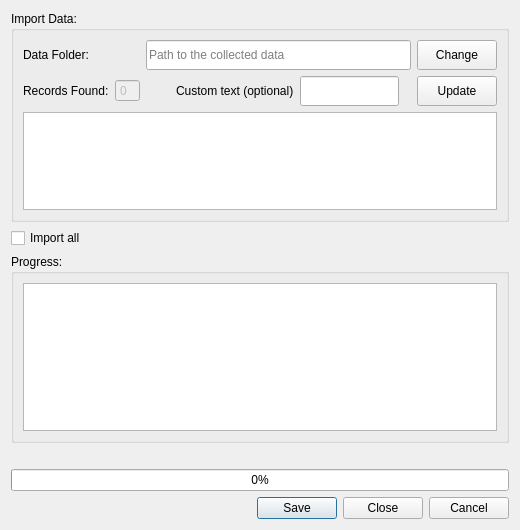
This is stdm/ui/ui_geoodk_import.ui in gltn/stdm as Qt 5 draws it before an edit. The edited form follows.
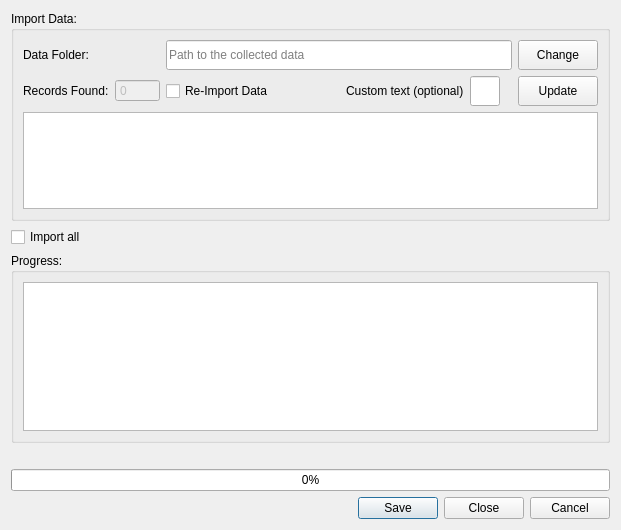
This is the edited form.

Commit message:
Mobile Module: Validate tenure share value when importing data
This patch validates that the value captured in the tenure share
field is within the valid constraint values set in the table
`social tenure relationship`.
The patch also refactors the logging messages/format to be
consistent with the standard format of a log file

What changed in the file:
```diff
--- a/stdm/ui/ui_geoodk_import.ui
+++ b/stdm/ui/ui_geoodk_import.ui
@@ -145,6 +145,22 @@
           <property name="buttonSymbols">
            <enum>QAbstractSpinBox::NoButtons</enum>
           </property>
+          <property name="maximum">
+           <number>99999</number>
+          </property>
+         </widget>
+        </item>
+        <item row="2" column="2">
+         <widget class="QCheckBox" name="cbReimport">
+          <property name="minimumSize">
+           <size>
+            <width>150</width>
+            <height>0</height>
+           </size>
+          </property>
+          <property name="text">
+           <string>Re-Import Data</string>
+          </property>
          </widget>
         </item>
        </layout>
```
The commit also changes 3 other files.
